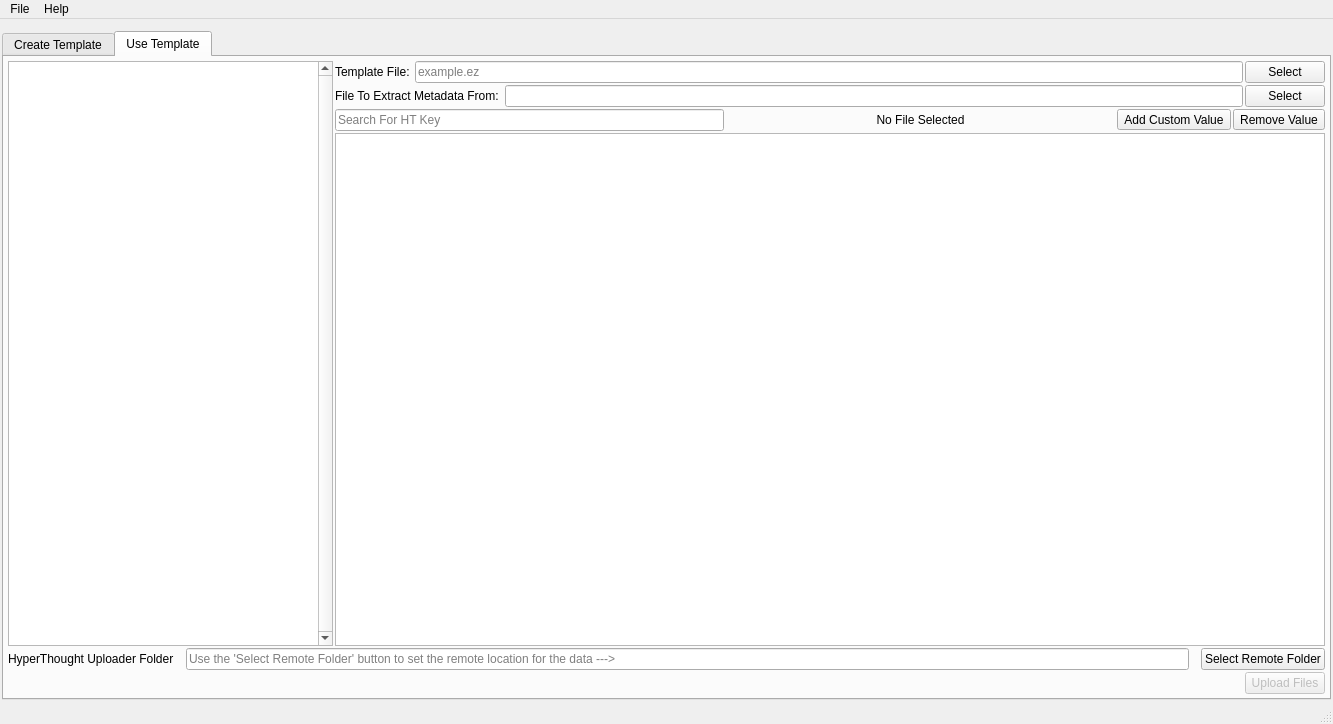
This is mainwindow.ui in BlueQuartzSoftware/MetaForge as Qt 5 draws it before an edit. The edited form follows.
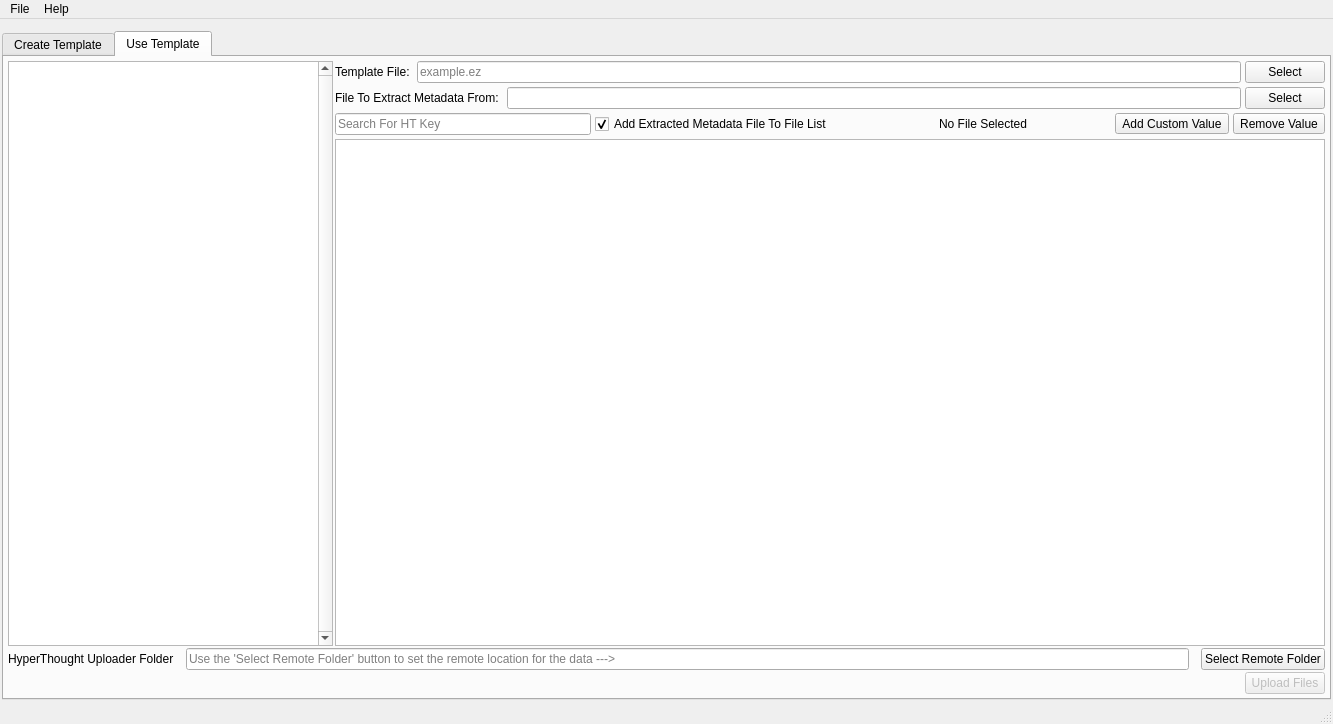
This is the edited form. Icons and pictures are not drawn.

Commit message: Add checkbox to automatically add a dragged data file into the list of files to upload

Patch:
```diff
--- a/mainwindow.ui
+++ b/mainwindow.ui
@@ -456,6 +456,9 @@
           </item>
           <item>
            <layout class="QVBoxLayout" name="verticalLayout">
+            <property name="spacing">
+             <number>4</number>
+            </property>
             <item>
              <layout class="QHBoxLayout" name="horizontalLayout_5">
               <item>
@@ -560,6 +563,16 @@
                 </property>
                </widget>
               </item>
+              <item>
+               <widget class="QCheckBox" name="addMetadataFileCheckBox">
+                <property name="text">
+                 <string>Add Extracted Metadata File To File List</string>
+                </property>
+                <property name="checked">
+                 <bool>true</bool>
+                </property>
+               </widget>
+              </item>
               <item>
                <widget class="QLabel" name="displayedFileLabel">
                 <property name="text">
```
The commit also changes 3 other files.
